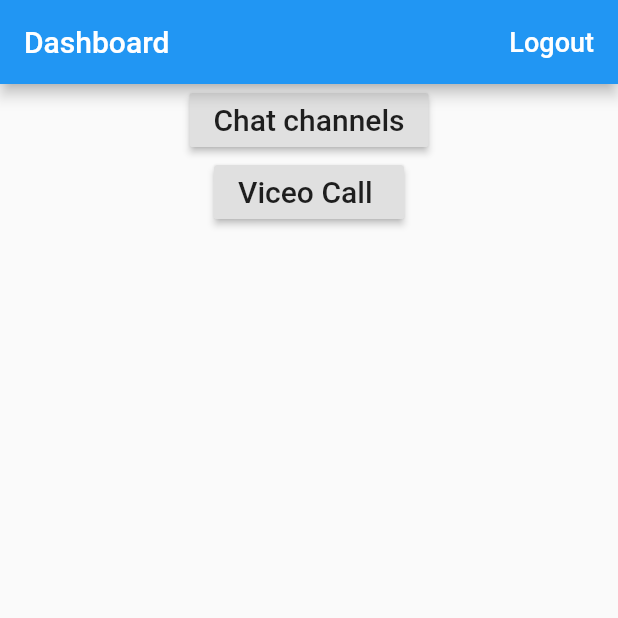
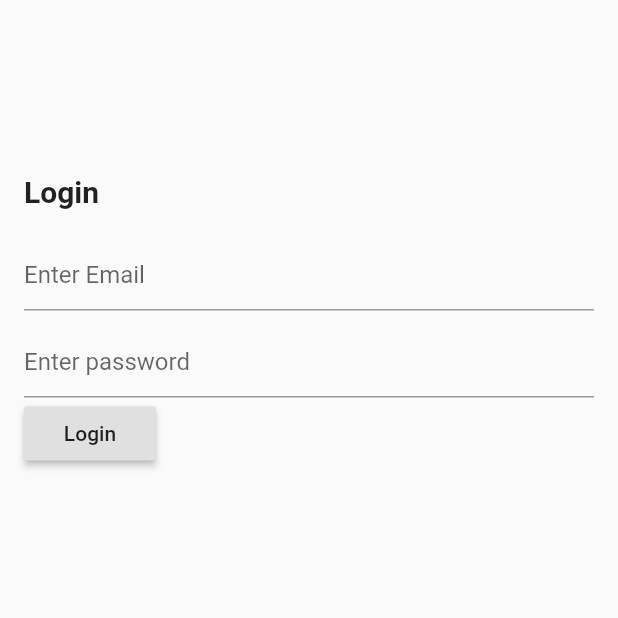
Before and after one commit to atorics/wedo_old, a Flutter app: the screen it shows after launch, on a phone screen of 412 x 824 dp, the top half of it. Run offline on Flutter 3.47's test engine with Material 2 defaults, Android fonts, the phone set to English and light mode, and no system bars; our stand-ins replace firebase_auth, firebase_core; missing offline and left inert: stream_chat_flutter; accounts and stored records are empty.

```diff
--- a/lib/channelListPage.dart
+++ b/lib/channelListPage.dart
@@ -1,7 +1,6 @@
 import 'package:flutter/material.dart';
 import 'package:stream_chat_flutter/stream_chat_flutter.dart';
 import 'package:wedo/channelPage.dart';
-import 'package:wedo/main.dart';
 
 class ChannelListPage extends StatelessWidget {
   @override
--- a/lib/channelPage.dart
+++ b/lib/channelPage.dart
@@ -18,6 +18,7 @@ class ChannelPage extends StatelessWidget {
           MessageInput(
             actions: <Widget>[
               FlatButton(
+                onPressed: () {},
                 key: Key("logout"),
                 child: Text(
                   "Logout",
--- a/lib/main.dart
+++ b/lib/main.dart
@@ -1,7 +1,8 @@
+import 'package:firebase_core/firebase_core.dart';
 import 'package:flutter/material.dart';
 import 'package:stream_chat_flutter/stream_chat_flutter.dart';
 import 'package:wedo/channelListPage.dart';
-import 'package:wedo/dashboard.dart';
+import 'package:wedo/mainScreen.dart';
 
 void main() async {
   final client = Client(
@@ -20,6 +21,8 @@ void main() async {
     'eyJ0eXAiOiJKV1QiLCJhbGciOiJIUzI1NiJ9.eyJ1c2VyX2lkIjoicG9saXNoZWQtc2t5LTUifQ.v5FPFHuySUHj0S3ugRJzOShQwIz6ltidbVGYpU2i2yo',
   );
 
+  Firebase.initializeApp();
+
   runApp(MyApp(client));
 }
 
@@ -35,7 +38,11 @@ class MyApp extends StatelessWidget {
         client: client,
         child: child,
       ),
-      home: Dashboard(),
+      theme: ThemeData(
+        primaryColor: Colors.deepPurple,
+      ),
+      home: MainScreen(),
+      debugShowCheckedModeBanner: false,
       routes: <String, WidgetBuilder>{
         '/channelList': (BuildContext context) => ChannelListPage(),
       },
--- /dev/null
+++ b/lib/mainScreen.dart
@@ -0,0 +1,30 @@
+import 'package:firebase_auth/firebase_auth.dart';
+import 'package:firebase_core/firebase_core.dart';
+import 'package:flutter/material.dart';
+import 'package:wedo/dashboard.dart';
+import 'package:wedo/shared/services/firebase_auth.dart';
+import 'package:wedo/ui/login.dart';
+import 'package:wedo/ui/splash.dart';
+
+class MainScreen extends StatelessWidget {
+  const MainScreen({Key key}) : super(key: key);
+
+  @override
+  Widget build(BuildContext context) {
+    return StreamBuilder(
+      //initialData: Firebase.initializeApp(),
+      stream: AuthProvider().authStateChanges(),
+      builder: (context, AsyncSnapshot<User> snapshot) {
+        if (snapshot.connectionState == ConnectionState.waiting) {
+          return Splash();
+        }
+
+        if (!snapshot.hasData || snapshot == null) {
+          return Login();
+        }
+
+        return Dashboard();
+      },
+    );
+  }
+}
--- /dev/null
+++ b/lib/shared/services/firebase_auth.dart
@@ -0,0 +1,20 @@
+import 'package:firebase_auth/firebase_auth.dart';
+import 'package:firebase_core/firebase_core.dart';
+
+class AuthProvider {
+  final FirebaseAuth _auth = FirebaseAuth.instance;
+
+  Future<User> signingWithEmail(String email, String password) async {
+    UserCredential _cred = await _auth.signInWithEmailAndPassword(
+        email: email, password: password);
+    return _cred.user;
+  }
+
+  logout() {
+    _auth.signOut();
+  }
+
+  Stream<User> authStateChanges() {
+    return FirebaseAuth.instance.authStateChanges();
+  }
+}
--- /dev/null
+++ b/lib/ui/login.dart
@@ -0,0 +1,65 @@
+import 'package:flutter/material.dart';
+import 'package:wedo/shared/services/firebase_auth.dart';
+
+class Login extends StatefulWidget {
+  Login({Key key}) : super(key: key);
+
+  @override
+  _LoginState createState() => _LoginState();
+}
+
+class _LoginState extends State<Login> {
+  TextEditingController _emailController;
+  TextEditingController _passwordController;
+
+  @override
+  void initState() {
+    super.initState();
+    _emailController = new TextEditingController(text: "");
+    _passwordController = new TextEditingController(text: "");
+  }
+
+  @override
+  Widget build(BuildContext context) {
+    AuthProvider auth = new AuthProvider();
+    return Scaffold(
+      body: SingleChildScrollView(
+        child: Padding(
+          padding: EdgeInsets.all(16.0),
+          child: Column(
+            crossAxisAlignment: CrossAxisAlignment.start,
+            children: <Widget>[
+              const SizedBox(
+                height: 100.0,
+              ),
+              Text(
+                "Login",
+                style: TextStyle(fontWeight: FontWeight.bold, fontSize: 20.0),
+              ),
+              SizedBox(
+                height: 20,
+              ),
+              TextField(
+                controller: _emailController,
+                decoration: InputDecoration(hintText: "Enter Email"),
+              ),
+              const SizedBox(height: 10.0),
+              TextField(
+                controller: _passwordController,
+                obscureText: true,
+                decoration: InputDecoration(hintText: "Enter password"),
+              ),
+              RaisedButton(
+                child: Text("Login"),
+                onPressed: () {
+                  auth.signingWithEmail(
+                      _emailController.text, _passwordController.text);
+                },
+              )
+            ],
+          ),
+        ),
+      ),
+    );
+  }
+}
--- a/pubspec.yaml
+++ b/pubspec.yaml
@@ -24,6 +24,8 @@ dependencies:
   stream_chat_flutter: ^0.2.1
   twilio_programmable_video: ^0.5.0+4
   firebase_auth: ^0.18.0+1
+  firebase_core : ^0.5.0
+  google_sign_in: ^4.5.3
   provider: ^4.3.2+2
   flutter:
     sdk: flutter
```
Also changed, not shown: lib/dashboard.dart (+14 -3 lines), lib/ui/splash.dart (added, +33 -0 lines), lib/ui/home.dart (added), 4 other files.
